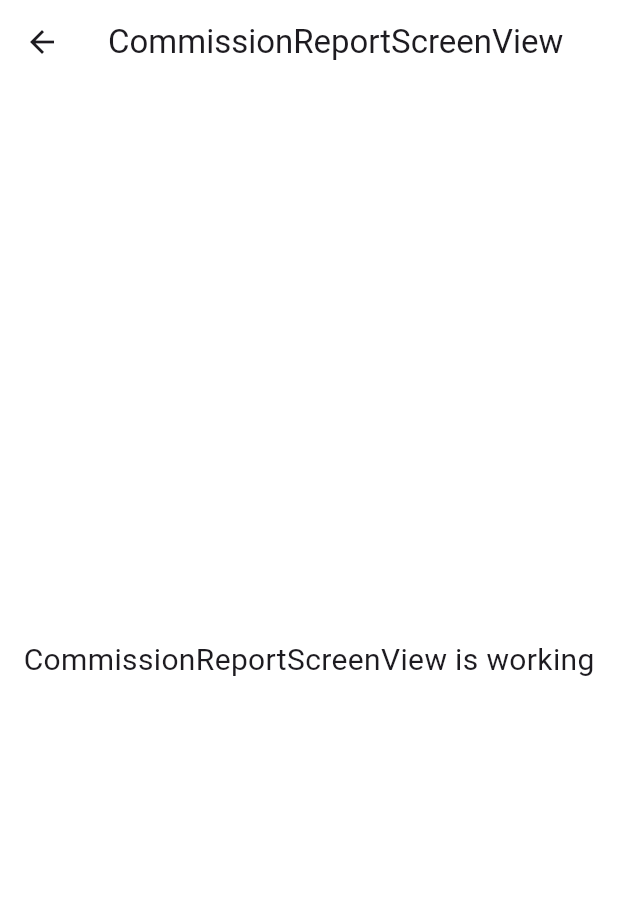
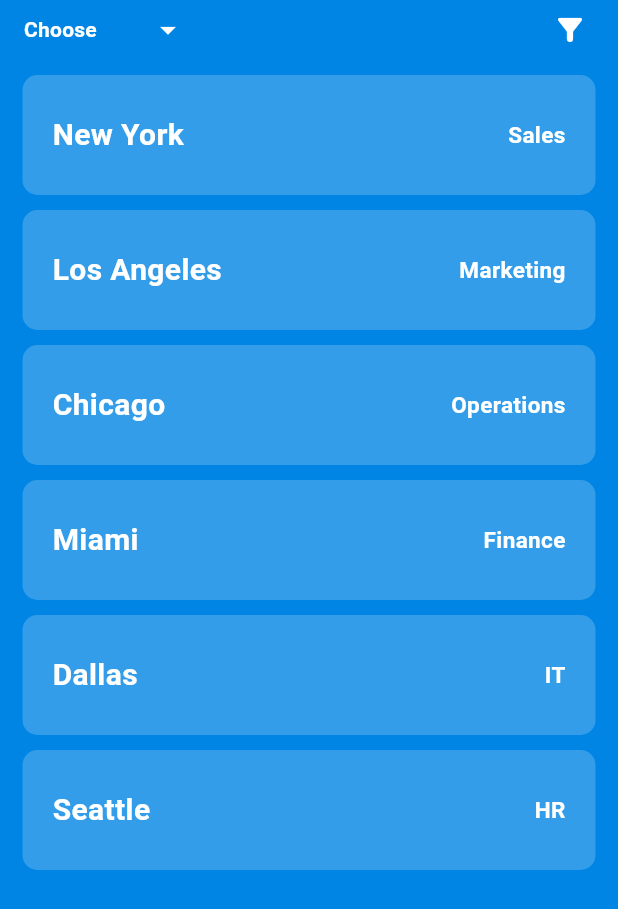
Before and after one commit to Abirul-Islam-Abir/Marketing_Agent, a Flutter app: the CommissionReportScreenView screen opened by its route, on a phone screen of 412 x 824 dp. Shown: the top 909 px of the screen. Run offline on Flutter 3.47's test engine with Material 3 defaults, Android fonts, the phone set to English and light mode, and no system bars; drawn by our look-alikes of dropdown_button2; our stand-ins replace circular_profile_avatar, confetti, device_preview, fl_chart, flutter_svg, get and 5 more; network calls fail; Roboto replaces fonts that are missing (Rubik).

Commit message:
commission screen added

```diff
--- a/lib/app/app info/app.dart
+++ b/lib/app/app info/app.dart
@@ -19,7 +19,7 @@ class AminAgent extends StatelessWidget {
             darkTheme: ThemeData.light(),
             debugShowCheckedModeBanner: false,
             title: AppInfo.appName,
-            initialRoute: RouteName.dashboardScreen,
+            initialRoute: RouteName.commissionReportScreen,
             getPages: AppPages.routes,
             initialBinding: StateHolderBinding(),
             theme: mainTheme(),
--- a/lib/app/data/const/export.dart
+++ b/lib/app/data/const/export.dart
@@ -22,8 +22,7 @@ export '../../theme/app_color.dart';
 export '../../modules/view screen/schedule screen/bindings/shedule_screen_binding.dart';
 export '../../modules/view screen/schedule screen/views/schedule_screen_view.dart';
  export '../../modules/view screen/commission report screen/bindings/commission_report_screen_binding.dart';
-export '../../modules/view screen/commission report screen/views/commission_report_screen_view.dart';
-export '../../modules/view screen/dashboard screen/bindings/dashboard_screen_binding.dart';
+ export '../../modules/view screen/dashboard screen/bindings/dashboard_screen_binding.dart';
 export '../../modules/view screen/dashboard screen/views/dashboard_screen_view.dart';
 export '../../modules/view screen/sales report screen/bindings/sales_report_screen_binding.dart';
 export '../../modules/view screen/sales report screen/views/sales_report_screen_view.dart';
--- /dev/null
+++ b/lib/app/data/dummy data/commission_dummy_data.dart
@@ -0,0 +1,10 @@
+import '../../model/commission_model.dart';
+
+List<CommissionModel> commissionDataList = [
+  CommissionModel('New York', 'Sales'),
+  CommissionModel('Los Angeles', 'Marketing'),
+  CommissionModel('Chicago', 'Operations'),
+  CommissionModel('Miami', 'Finance'),
+  CommissionModel('Dallas', 'IT'),
+  CommissionModel('Seattle', 'HR'),
+];
--- /dev/null
+++ b/lib/app/model/commission_model.dart
@@ -0,0 +1,5 @@
+class CommissionModel{
+  final String location,target;
+
+  CommissionModel(this.location, this.target);
+}
--- /dev/null
+++ b/lib/app/modules/view screen/commission report screen/components/build_listview_builder.dart
@@ -0,0 +1,22 @@
+import '../../../../data/const/export.dart';
+import '../../../../model/commission_model.dart';
+import 'commission_report_card.dart';
+
+class BuildListViewBuilder extends StatelessWidget {
+  const BuildListViewBuilder({
+    super.key,
+    required this.list,
+  });
+  final List<CommissionModel> list;
+  @override
+  Widget build(BuildContext context) {
+    return ListView.builder(
+      itemCount: list.length,
+      shrinkWrap: true,
+      itemBuilder: (context, index) => CommissionReportCard(
+        location: list[index].location,
+        target: list[index].target,
+      ),
+    );
+  }
+}
--- /dev/null
+++ b/lib/app/modules/view screen/commission report screen/components/commission_report_card.dart
@@ -0,0 +1,44 @@
+import '../../../../data/const/export.dart';
+
+class CommissionReportCard extends StatelessWidget {
+  const CommissionReportCard({
+    super.key,
+    required this.location,
+    required this.target,
+  });
+  final String location, target;
+  @override
+  Widget build(BuildContext context) {
+    return Padding(
+      padding: const EdgeInsets.only(left: 15, right: 15, top: 10),
+      child: Container(
+        height: 80,
+        padding: const EdgeInsets.symmetric(horizontal: 20),
+        width: Get.width / 0.9,
+        decoration: BoxDecoration(
+          color: AppColor.kWhiteColor.withOpacity(0.20),
+          borderRadius: BorderRadius.circular(10),
+        ),
+        child: Row(
+          mainAxisAlignment: MainAxisAlignment.spaceBetween,
+          children: [
+            Text(
+              location,
+              style: TextStyle(
+                  fontWeight: FontWeight.bold,
+                  color: AppColor.kWhiteColor,
+                  fontSize: 20),
+            ),
+            Text(
+              target,
+              style: TextStyle(
+                  fontWeight: FontWeight.bold,
+                  color: AppColor.kWhiteColor,
+                  fontSize: 15),
+            ),
+          ],
+        ),
+      ),
+    );
+  }
+}
--- /dev/null
+++ b/lib/app/modules/view screen/commission report screen/components/dropdown_button_show.dart
@@ -0,0 +1,67 @@
+import 'package:dropdown_button2/dropdown_button2.dart';
+import 'package:responsive_sizer/responsive_sizer.dart';
+
+import '../../../../data/const/export.dart';
+
+class DropdownButtonShow extends GetView<CommissionReportScreenController> {
+  const DropdownButtonShow({
+    super.key,
+  });
+
+  @override
+  Widget build(BuildContext context) {
+    return SizedBox(
+      width: Get.width/ 0.9,
+      child: Row(
+        mainAxisAlignment: MainAxisAlignment.spaceBetween,
+        children: [
+          DropdownButtonHideUnderline(
+            child: DropdownButton2<String>(
+              iconStyleData: IconStyleData(iconEnabledColor: Colors.white),
+              isExpanded: false,
+              hint: Text(
+                'Choose',
+                style: TextStyle(
+                    fontSize: 14,
+                    fontWeight: FontWeight.bold,
+                    color: AppColor.kWhiteColor),
+              ),
+              items: controller.items
+                  .map(
+                    (String item) => DropdownMenuItem<String>(
+                  value: item,
+                  child: Text(
+                    item.toUpperCase(),
+                    style: const TextStyle(
+                      fontSize: 14,
+                    ),
+                  ),
+                ),
+              )
+                  .toList(),
+              value: controller.selectedValue,
+              onChanged: (v) {
+                controller.valueUpdate(v, context);
+              },
+              buttonStyleData: const ButtonStyleData(
+                padding: EdgeInsets.symmetric(horizontal: 16),
+                height: 40,
+                width: 140,
+              ),
+              menuItemStyleData: const MenuItemStyleData(
+                height: 40,
+              ),
+            ),
+          ),
+          Padding(
+            padding: const EdgeInsets.symmetric(horizontal: 20),
+            child: Icon(
+              Icons.filter_alt_rounded,
+              color: Colors.white,
+            ),
+          ),
+        ],
+      ),
+    );
+  }
+}
--- a/lib/app/modules/view screen/commission report screen/controllers/commission_report_screen_controller.dart
+++ b/lib/app/modules/view screen/commission report screen/controllers/commission_report_screen_controller.dart
@@ -1,11 +1,28 @@
 import 'package:get/get.dart';
 
+import '../components/show_ct_scan_list.dart';
+import '../views/commission_report_screen_view.dart';
+
 class CommissionReportScreenController extends GetxController {
-  //TODO: Implement CommissionReportScreenController
-
-  final count = 0.obs;
-
-
-
-  void increment() => count.value++;
+  final List<String> items = [
+    'Patho',
+    'Sono',
+    'X-ray',
+    'Ecg',
+    'Echo',
+    'Fnac',
+    'End/Col',
+    'Eeg',
+    'Histo',
+    'Ct scan'
+  ];
+  String? selectedValue;
+  List<String> ctScanList = ['Ct scan 1', 'Ct scan 2', 'Ct scan 3'];
+  void valueUpdate(String? value, context) {
+    selectedValue = value;
+    if (value == 'Ct scan') {
+      showCtScanList(context);
+    }
+    update();
+  }
 }
--- a/lib/app/modules/view screen/commission report screen/views/commission_report_screen_view.dart
+++ b/lib/app/modules/view screen/commission report screen/views/commission_report_screen_view.dart
@@ -1,23 +1,34 @@
-import 'package:flutter/material.dart';
+import 'package:amin_agent/app/data/const/export.dart';
+import 'package:amin_agent/app/model/commission_model.dart';
 
-import 'package:get/get.dart';
+import 'package:dropdown_button2/dropdown_button2.dart';
+import 'package:responsive_sizer/responsive_sizer.dart';
 
-import '../controllers/commission_report_screen_controller.dart';
+import '../../../../data/dummy data/commission_dummy_data.dart';
+import '../components/build_listview_builder.dart';
+import '../components/commission_report_card.dart';
+import '../components/dropdown_button_show.dart';
 
-class CommissionReportScreenView
-    extends GetView<CommissionReportScreenController> {
-  const CommissionReportScreenView({Key? key}) : super(key: key);
+class CommissionReportScreenView extends StatelessWidget {
+  CommissionReportScreenView({Key? key}) : super(key: key);
+
+  final controller = Get.put(CommissionReportScreenController());
+
   @override
   Widget build(BuildContext context) {
     return Scaffold(
-      appBar: AppBar(
-        title: const Text('CommissionReportScreenView'),
-        centerTitle: true,
-      ),
-      body: const Center(
-        child: Text(
-          'CommissionReportScreenView is working',
-          style: TextStyle(fontSize: 20),
+      backgroundColor: AppColor.kSecondaryColor, // Replace with your color
+      body: SafeArea(
+        child: SizedBox(
+          width: double.infinity,
+          child: ListView(
+            physics: const NeverScrollableScrollPhysics(),
+            children: [
+              GetBuilder<CommissionReportScreenController>(
+                  builder: (controller) => DropdownButtonShow()),
+              BuildListViewBuilder(list: commissionDataList),
+            ],
+          ),
         ),
       ),
     );
--- a/lib/app/routes/app_pages.dart
+++ b/lib/app/routes/app_pages.dart
@@ -1,5 +1,6 @@
 
 import '../data/const/export.dart';
+import '../modules/view screen/commission report screen/views/commission_report_screen_view.dart';
 
 part 'app_routes.dart';
 
@@ -49,7 +50,7 @@ class AppPages {
     ),
     GetPage(
       name: RouteName.commissionReportScreen,
-      page: () => const CommissionReportScreenView(),
+      page: () =>   CommissionReportScreenView(),
       binding: CommissionReportScreenBinding(),
     ),
     GetPage(
--- a/pubspec.yaml
+++ b/pubspec.yaml
@@ -27,6 +27,7 @@ dependencies:
   responsive_sizer: ^3.2.0
   circular_profile_avatar: ^2.0.5
   fl_chart: ^0.66.0
+  dropdown_button2: ^2.3.9
 
 
 dev_dependencies:
```
Also changed, not shown: lib/app/data/utils/utils.dart (+5 -3 lines), lib/app/modules/bottom nav/components/bottom_nav_items.dart (+15 -7 lines), lib/app/modules/bottom nav/views/bottom_nav.dart (+10 -2 lines), lib/app/modules/view screen/commission report screen/components/show_ct_scan_list.dart (added, +29 -0 lines), lib/app/modules/widgets/profile_background_view.dart (line endings or trailing spaces), pubspec.lock.
